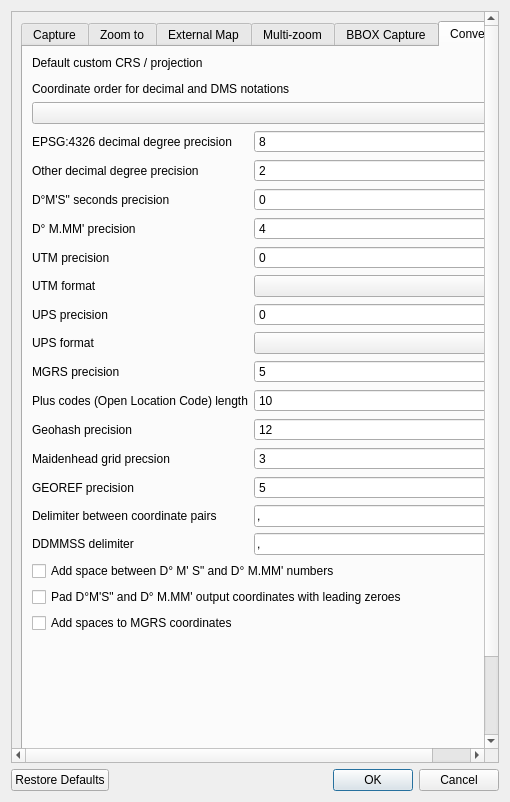
This is ui/latLonSettings.ui in NationalSecurityAgency/qgis-latlontools-plugin as Qt 5 draws it before an edit. The edited form follows.
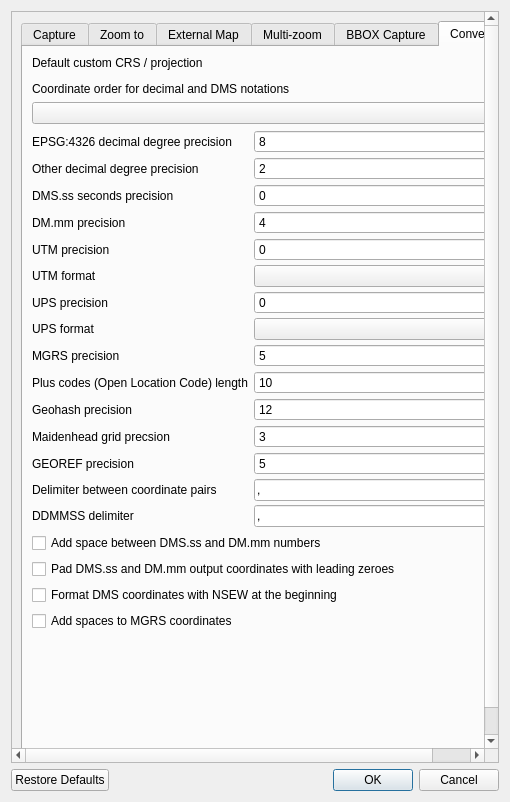
This is the edited form. The open tabs and pages were chosen to show the change. Custom widgets are drawn as their Qt base class.

What changed in the file:
```diff
--- a/ui/latLonSettings.ui
+++ b/ui/latLonSettings.ui
@@ -27,8 +27,8 @@
        <rect>
         <x>0</x>
         <y>0</y>
-        <width>473</width>
-        <height>781</height>
+        <width>490</width>
+        <height>753</height>
        </rect>
       </property>
       <layout class="QVBoxLayout" name="verticalLayout_11">
@@ -46,7 +46,7 @@
           </attribute>
           <layout class="QVBoxLayout" name="verticalLayout_2">
            <property name="spacing">
-            <number>4</number>
+            <number>2</number>
            </property>
            <item>
             <widget class="QLabel" name="label">
@@ -111,7 +111,7 @@
            <item>
             <layout class="QFormLayout" name="formLayout_2">
              <property name="verticalSpacing">
-              <number>4</number>
+              <number>2</number>
              </property>
              <item row="0" column="0">
               <widget class="QLabel" name="label_3">
@@ -126,7 +126,7 @@
              <item row="2" column="0">
               <widget class="QLabel" name="label_4">
                <property name="text">
-                <string>D°M'S&quot; second precision: </string>
+                <string>DMS.ss second precision: </string>
                </property>
               </widget>
              </item>
@@ -217,7 +217,7 @@
              <item row="3" column="0">
               <widget class="QLabel" name="label_43">
                <property name="text">
-                <string>D° M.MM' precision</string>
+                <string>DM.mm precision</string>
                </property>
               </widget>
              </item>
@@ -355,7 +355,7 @@
            <item>
             <widget class="QCheckBox" name="captureAddDmsSpaceCheckBox">
              <property name="text">
-              <string>Add space between D° M' S&quot; and D° M.MM' numbers</string>
+              <string>Add space between DMS.ss and DM.mm numbers</string>
              </property>
              <property name="checked">
               <bool>true</bool>
@@ -365,7 +365,7 @@
            <item>
             <widget class="QCheckBox" name="capturePadZeroesCheckBox">
              <property name="text">
-              <string>Pad D°M'S&quot; and D° M.MM' output coordinates with leading zeroes</string>
+              <string>Pad DMS.ss and DM.mm output coordinates with leading zeroes</string>
              </property>
              <property name="checked">
               <bool>false</bool>
@@ -1084,6 +1084,9 @@
            </item>
            <item>
             <layout class="QFormLayout" name="formLayout_4">
+             <property name="verticalSpacing">
+              <number>4</number>
+             </property>
              <item row="0" column="0">
               <widget class="QLabel" name="label_30">
                <property name="text">
@@ -1104,7 +1107,7 @@
              <item row="2" column="0">
               <widget class="QLabel" name="label_31">
                <property name="text">
-                <string>D°M'S&quot; seconds precision</string>
+                <string>DMS.ss seconds precision</string>
                </property>
               </widget>
              </item>
@@ -1217,7 +1220,7 @@
              <item row="3" column="0">
               <widget class="QLabel" name="label_42">
                <property name="text">
-                <string>D° M.MM' precision</string>
+                <string>DM.mm precision</string>
                </property>
               </widget>
              </item>
@@ -1324,14 +1327,21 @@
            <item>
             <widget class="QCheckBox" name="converterAddDmsSpaceCheckBox">
              <property name="text">
-              <string>Add space between D° M' S&quot; and D° M.MM' numbers</string>
+              <string>Add space between DMS.ss and DM.mm numbers</string>
              </property>
             </widget>
            </item>
            <item>
             <widget class="QCheckBox" name="converterPadZeroesCheckBox">
              <property name="text">
-              <string>Pad D°M'S&quot; and D° M.MM' output coordinates with leading zeroes</string>
+              <string>Pad DMS.ss and DM.mm output coordinates with leading zeroes</string>
+             </property>
+            </widget>
+           </item>
+           <item>
+            <widget class="QCheckBox" name="converterNsewBeginningCheckBox">
+             <property name="text">
+              <string>Format DMS coordinates with NSEW at the beginning</string>
              </property>
             </widget>
            </item>
```
